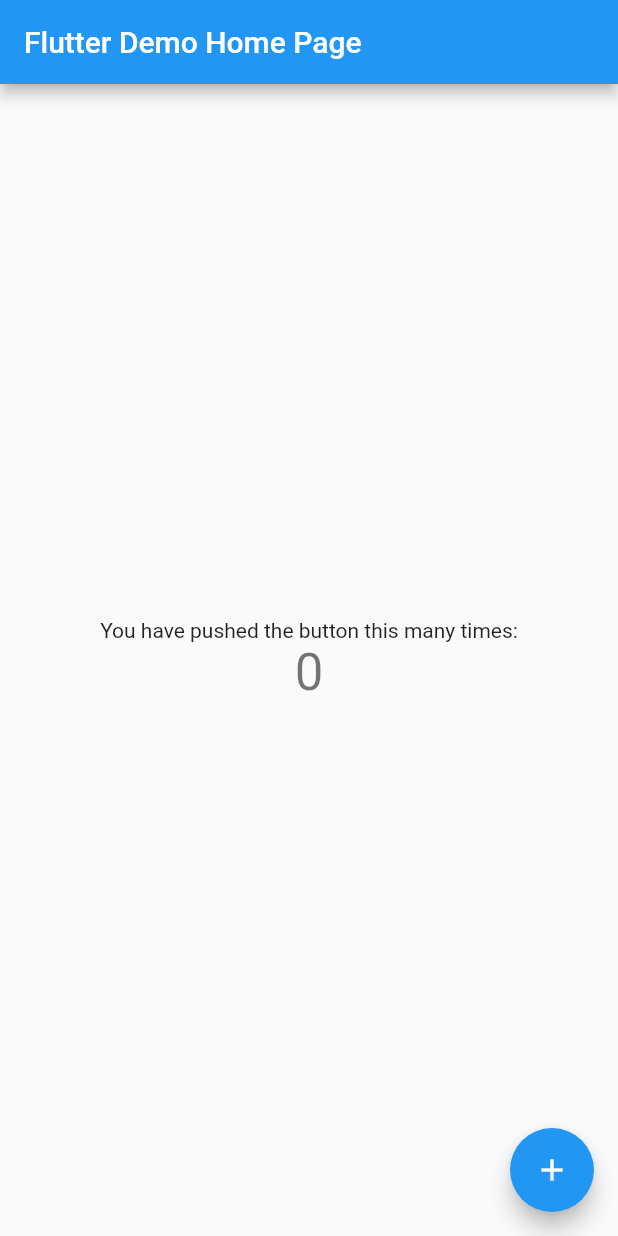
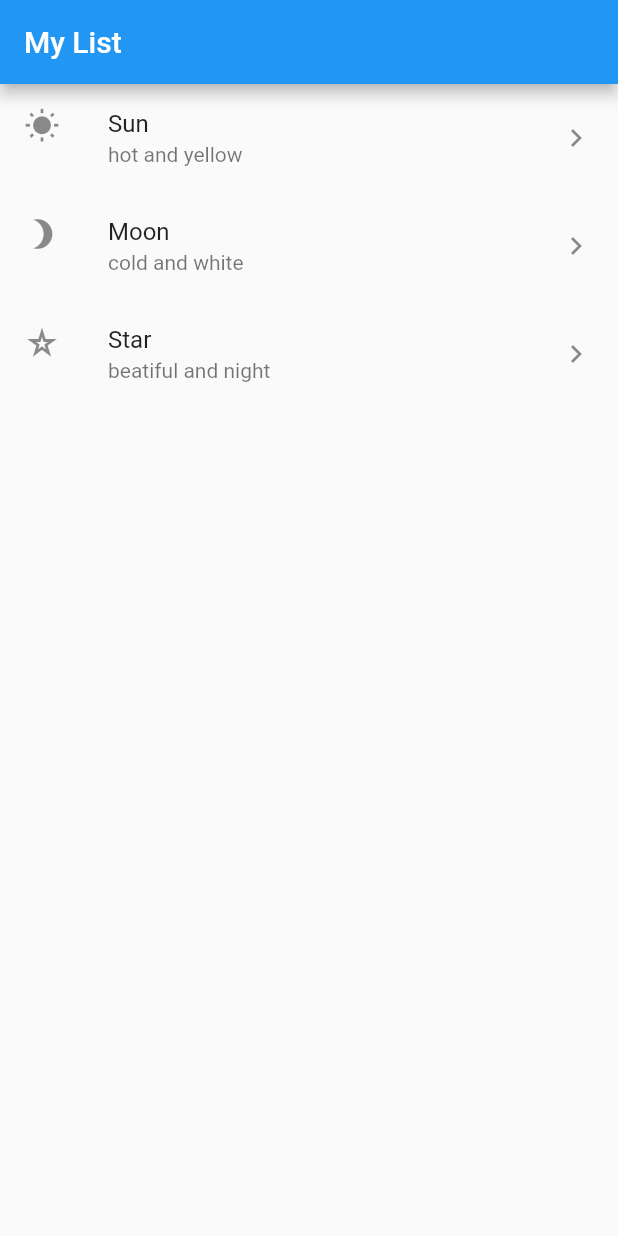
Before and after one commit to Magnai0123/class_app, a Flutter app: the screen it shows after launch, on a phone screen of 412 x 824 dp. Run offline on Flutter 3.47's test engine with Material 2 defaults, Android fonts, the phone set to English and light mode, and no system bars.

Commit message:
sun moon star

```diff
--- a/lib/main.dart
+++ b/lib/main.dart
@@ -1,115 +1,109 @@
 import 'package:flutter/material.dart';
 
 void main() {
-  runApp(const MyApp());
+  final myList = ["talh", "huuushuur", "buuz"];
+  print(myList[1]);
+
+  runApp(MyApp());
 }
 
 class MyApp extends StatelessWidget {
   const MyApp({Key? key}) : super(key: key);
 
-  // This widget is the root of your application.
   @override
   Widget build(BuildContext context) {
     return MaterialApp(
-      title: 'Flutter Demo',
-      theme: ThemeData(
-        // This is the theme of your application.
-        //
-        // Try running your application with "flutter run". You'll see the
-        // application has a blue toolbar. Then, without quitting the app, try
-        // changing the primarySwatch below to Colors.green and then invoke
-        // "hot reload" (press "r" in the console where you ran "flutter run",
-        // or simply save your changes to "hot reload" in a Flutter IDE).
-        // Notice that the counter didn't reset back to zero; the application
-        // is not restarted.
-        primarySwatch: Colors.blue,
-      ),
-      home: const MyHomePage(title: 'Flutter Demo Home Page'),
+      theme: ThemeData(primarySwatch: Colors.blue),
+      home: HomePage(),
     );
   }
 }
 
-class MyHomePage extends StatefulWidget {
-  const MyHomePage({Key? key, required this.title}) : super(key: key);
+class HomePage extends StatelessWidget {
+  HomePage({Key? key}) : super(key: key);
 
-  // This widget is the home page of your application. It is stateful, meaning
-  // that it has a State object (defined below) that contains fields that affect
-  // how it looks.
-
-  // This class is the configuration for the state. It holds the values (in this
-  // case the title) provided by the parent (in this case the App widget) and
-  // used by the build method of the State. Fields in a Widget subclass are
-  // always marked "final".
-
-  final String title;
-
-  @override
-  State<MyHomePage> createState() => _MyHomePageState();
-}
-
-class _MyHomePageState extends State<MyHomePage> {
-  int _counter = 0;
-
-  void _incrementCounter() {
-    setState(() {
-      // This call to setState tells the Flutter framework that something has
-      // changed in this State, which causes it to rerun the build method below
-      // so that the display can reflect the updated values. If we changed
-      // _counter without calling setState(), then the build method would not be
-      // called again, and so nothing would appear to happen.
-      _counter++;
-    });
-  }
+  final europeanCountries = [
+    'Albania',
+    'Andorra',
+    'Armenia',
+    'Austria',
+    'Azerbaijan',
+    'Belarus',
+    'Belgium',
+    'Bosnia and Herzegovina',
+    'Bulgaria',
+    'Croatia',
+    'Cyprus',
+    'Czech Republic',
+    'Denmark',
+    'Estonia',
+    'Finland',
+    'France',
+    'Georgia',
+    'Germany',
+    'Greece',
+    'Hungary',
+    'Iceland',
+    'Ireland',
+    'Italy',
+    'Kazakhstan',
+    'Kosovo',
+    'Latvia',
+    'Liechtenstein',
+    'Lithuania',
+    'Luxembourg',
+    'Macedonia',
+    'Malta',
+    'Moldova',
+    'Monaco',
+    'Montenegro',
+    'Netherlands',
+    'Norway',
+    'Poland',
+    'Portugal',
+    'Romania',
+    'Russia',
+    'San Marino',
+    'Serbia',
+    'Slovakia',
+    'Slovenia',
+    'Spain',
+    'Sweden',
+    'Switzerland',
+    'Turkey',
+    'Ukraine',
+    'United Kingdom',
+    'Vatican City'
+  ];
 
   @override
   Widget build(BuildContext context) {
-    // This method is rerun every time setState is called, for instance as done
-    // by the _incrementCounter method above.
-    //
-    // The Flutter framework has been optimized to make rerunning build methods
-    // fast, so that you can just rebuild anything that needs updating rather
-    // than having to individually change instances of widgets.
     return Scaffold(
       appBar: AppBar(
-        // Here we take the value from the MyHomePage object that was created by
-        // the App.build method, and use it to set our appbar title.
-        title: Text(widget.title),
+        title: Text("My List"),
       ),
-      body: Center(
-        // Center is a layout widget. It takes a single child and positions it
-        // in the middle of the parent.
-        child: Column(
-          // Column is also a layout widget. It takes a list of children and
-          // arranges them vertically. By default, it sizes itself to fit its
-          // children horizontally, and tries to be as tall as its parent.
-          //
-          // Invoke "debug painting" (press "p" in the console, choose the
-          // "Toggle Debug Paint" action from the Flutter Inspector in Android
-          // Studio, or the "Toggle Debug Paint" command in Visual Studio Code)
-          // to see the wireframe for each widget.
-          //
-          // Column has various properties to control how it sizes itself and
-          // how it positions its children. Here we use mainAxisAlignment to
-          // center the children vertically; the main axis here is the vertical
-          // axis because Columns are vertical (the cross axis would be
-          // horizontal).
-          mainAxisAlignment: MainAxisAlignment.center,
-          children: <Widget>[
-            const Text(
-              'You have pushed the button this many times:',
-            ),
-            Text(
-              '$_counter',
-              style: Theme.of(context).textTheme.headline4,
-            ),
-          ],
-        ),
+      body: ListView(
+        children: const [
+          ListTile(
+            leading: Icon(Icons.wb_sunny),
+            title: Text('Sun'),
+            subtitle: Text('hot and yellow'),
+            trailing: Icon(Icons.keyboard_arrow_right),
+          ),
+          ListTile(
+            leading: Icon(Icons.brightness_3),
+            title: Text('Moon'),
+            subtitle: Text('cold and white'),
+            trailing: Icon(Icons.keyboard_arrow_right),
+          ),
+          ListTile(
+            leading: Icon(Icons.star_border_purple500),
+            title: Text('Star'),
+            subtitle: Text('beatiful and night'),
+            trailing: Icon(Icons.keyboard_arrow_right),
+          ),
+        ],
       ),
-      floatingActionButton: FloatingActionButton(
-        onPressed: _incrementCounter,
-        tooltip: 'Increment',
-        child: const Icon(Icons.add),
-      ), // This trailing comma makes auto-formatting nicer for build methods.
     );
   }
 }
```
